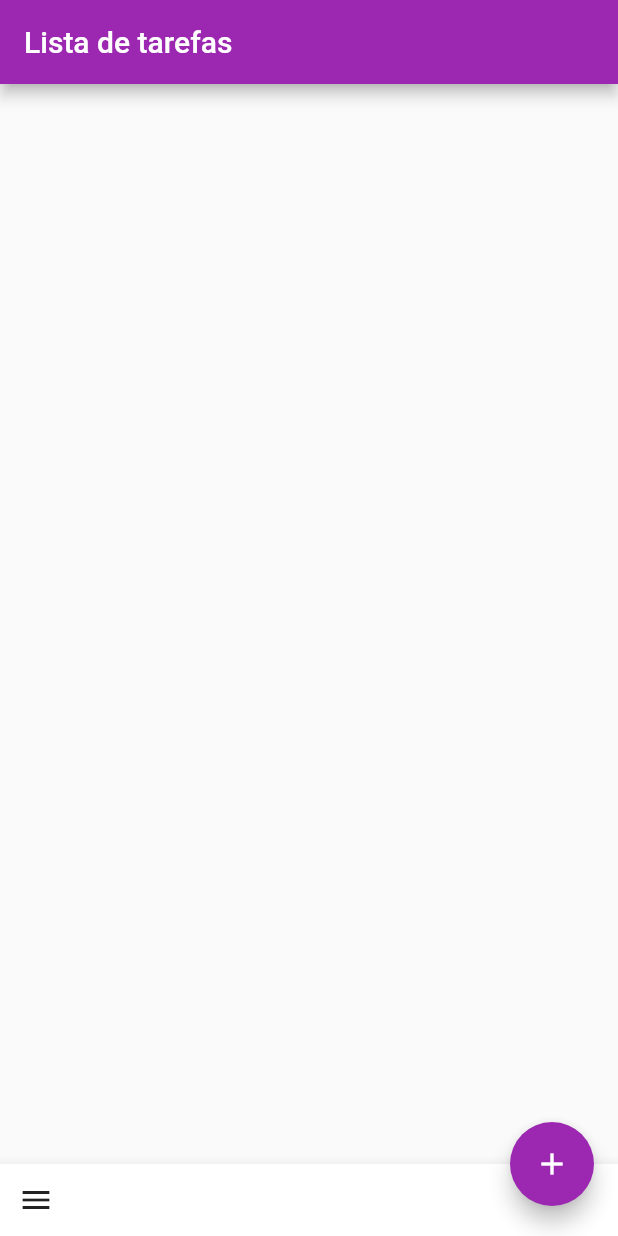
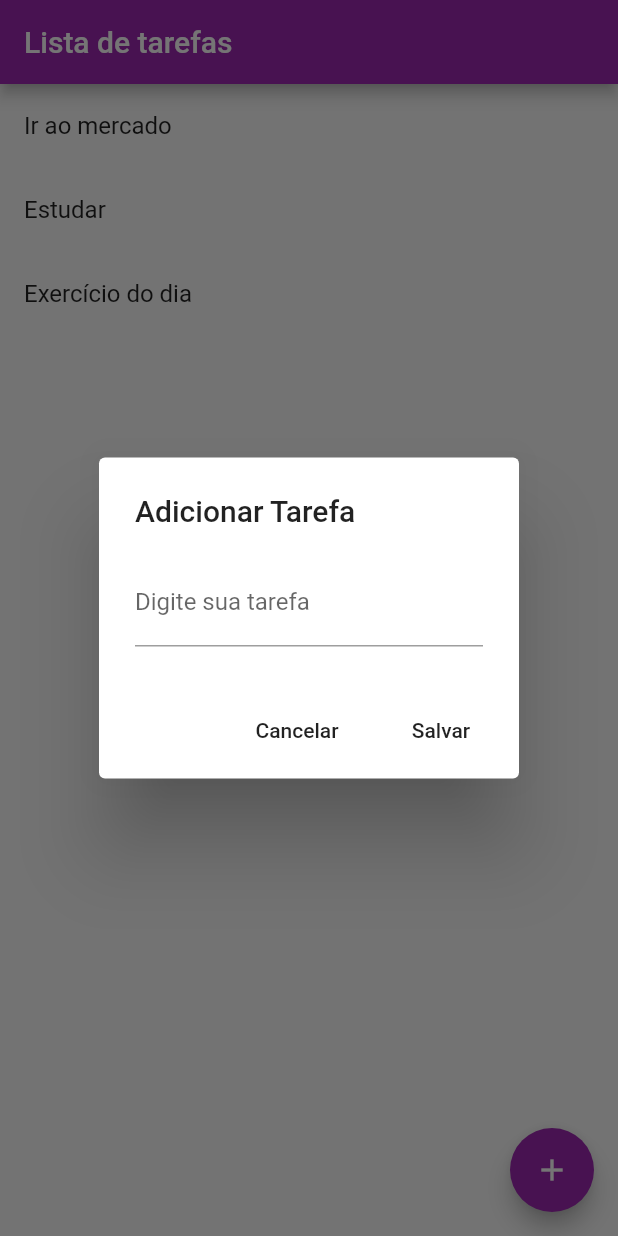
Before and after one commit to wandersontx/app_lista_tarefas, a Flutter app: the screen it shows after launch, after a tap on the "add" icon, on a phone screen of 412 x 824 dp. Run offline on Flutter 3.47's test engine with Material 2 defaults, Android fonts, the phone set to English and light mode, and no system bars.

Commit message:
Interce criada! utilizando floatingActionButton

```diff
--- a/lib/Home.dart
+++ b/lib/Home.dart
@@ -6,6 +6,7 @@ class Home extends StatefulWidget {
 }
 
 class _HomeState extends State<Home> {
+  List _listaTarefas = ['Ir ao mercado', 'Estudar', 'Exercício do dia'];
   @override
   Widget build(BuildContext context) {
     return Scaffold(
@@ -13,25 +14,49 @@ class _HomeState extends State<Home> {
         backgroundColor: Colors.purple,
         title: Text('Lista de tarefas'),
       ),
-      //floatingActionButtonLocation: FloatingActionButtonLocation.centerFloat,
-      floatingActionButtonLocation: FloatingActionButtonLocation.endDocked,
+      floatingActionButtonLocation: FloatingActionButtonLocation.endFloat,
       floatingActionButton: FloatingActionButton(
+        child: Icon(Icons.add),
         backgroundColor: Colors.purple,
-        child: Icon(Icons.add),
-        onPressed: (){
-          print('Resultado: botão pressionado');
+        onPressed: () {
+          showDialog(
+              context: context,
+              builder: (context) {
+                return AlertDialog(
+                  title: Text('Adicionar Tarefa'),
+                  content: TextField(
+                    decoration: InputDecoration(labelText: 'Digite sua tarefa'),
+                    onChanged: (text) {},
+                  ),
+                  actions: [
+                    FlatButton(
+                      onPressed: () => Navigator.pop(context),
+                      child: Text('Cancelar'),
+                    ),
+                    FlatButton(
+                      onPressed: () {
+                        //logica para salvar os dados
+                        Navigator.pop(context);
+                      },
+                      child: Text('Salvar'),
+                    ),
+                  ],
+                );
+              });
         },
-
       ),
-      bottomNavigationBar: BottomAppBar(
-        child: Row(
-          children: [
-            IconButton(
-              icon: Icon(Icons.menu),
-              onPressed: (){}
-            )
-          ],
-        ),
+      body: Column(
+        children: [
+          Expanded(
+            child: ListView.builder(
+                itemCount: _listaTarefas.length,
+                itemBuilder: (context, index) {
+                  return ListTile(
+                    title: Text(_listaTarefas[index]),
+                  );
+                }),
+          ),
+        ],
       ),
     );
   }
```
